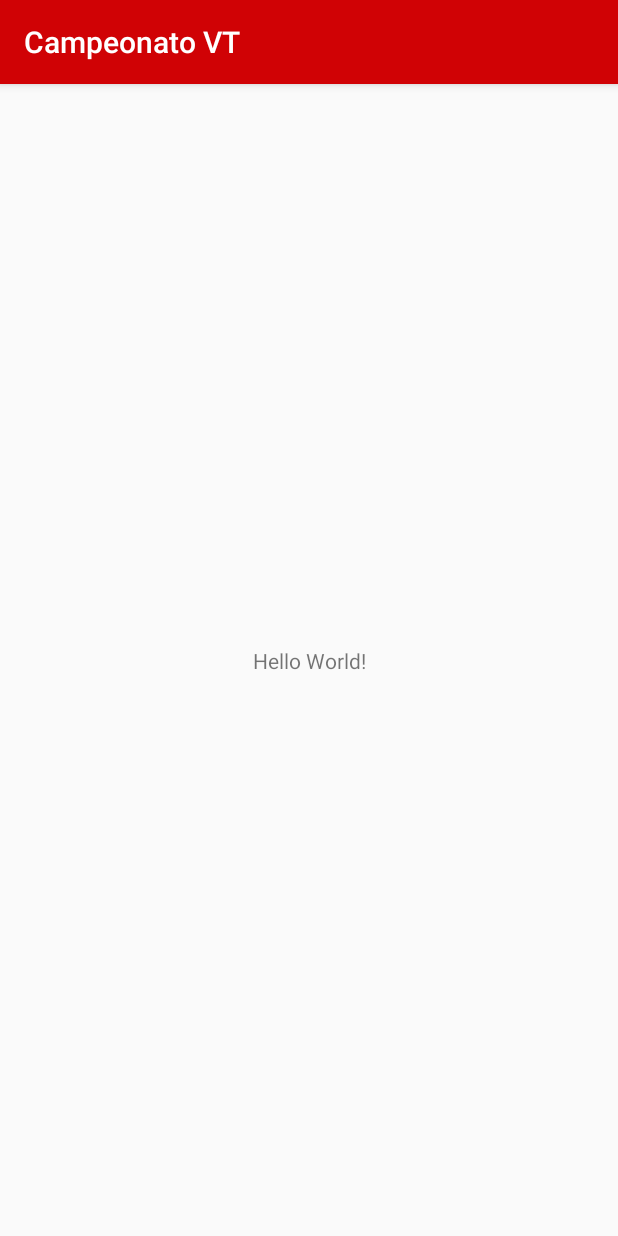
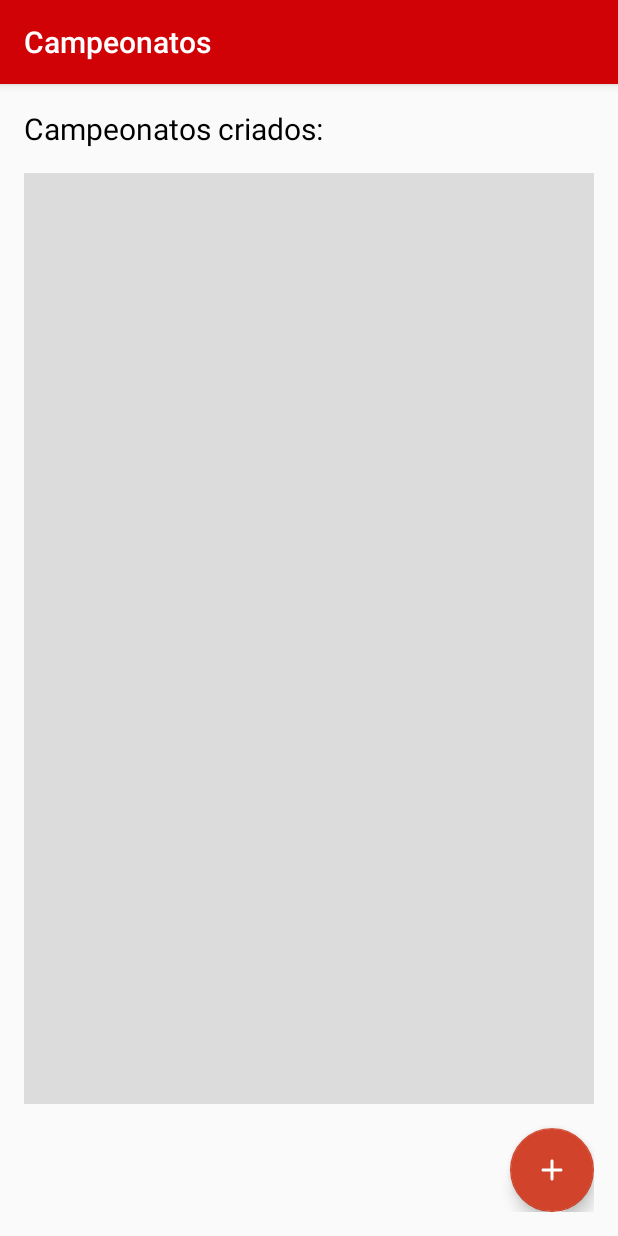
Before and after one commit to BrConsani/CampeonatosVT, an Android app: the screen it shows after launch (DashboardActivity), on a phone screen of 412 x 824 dp. Run offline under Robolectric (Android 15) with nearby library versions, the phone set to English and light mode, and no system bars.

Commit message:
Created Championships layout

```diff
--- a/app/build.gradle
+++ b/app/build.gradle
@@ -25,4 +25,5 @@ dependencies {
     testImplementation 'junit:junit:4.12'
     androidTestImplementation 'com.android.support.test:runner:1.0.2'
     androidTestImplementation 'com.android.support.test.espresso:espresso-core:3.0.2'
+    implementation 'com.android.support:design:28.0.0'
 }
--- a/app/src/main/AndroidManifest.xml
+++ b/app/src/main/AndroidManifest.xml
@@ -3,16 +3,17 @@
     package="br.com.beirario.campeonatovt">
 
     <application
-        android:allowBackup="true"
         android:icon="@mipmap/ic_launcher"
         android:label="@string/app_name"
         android:roundIcon="@mipmap/ic_launcher_round"
         android:supportsRtl="true"
-        android:theme="@style/AppTheme">
-        <activity android:name="activities.DashboardActivity">
+        android:theme="@style/AppTheme"
+        android:allowBackup="false">
+        <activity android:name="activities.DashboardActivity"
+            android:label="@string/title_championships">
             <intent-filter>
                 <action android:name="android.intent.action.MAIN" />
-
+                <action android:name="android.intent.action.VIEW" />
                 <category android:name="android.intent.category.LAUNCHER" />
             </intent-filter>
         </activity>
--- /dev/null
+++ b/app/src/main/res/drawable/fab_red_background.xml
@@ -0,0 +1,9 @@
+<?xml version="1.0" encoding="utf-8"?>
+<selector xmlns:android="http://schemas.android.com/apk/res/android">
+    <item>
+        <shape android:shape="oval">
+            <solid android:color="@color/colorPrimary"/>
+            <size android:width="56dp" android:height="56dp"/>
+        </shape>
+    </item>
+</selector>
--- a/app/src/main/res/layout/activity_dashboard.xml
+++ b/app/src/main/res/layout/activity_dashboard.xml
@@ -1,18 +1,42 @@
 <?xml version="1.0" encoding="utf-8"?>
-<android.support.constraint.ConstraintLayout xmlns:android="http://schemas.android.com/apk/res/android"
+<android.support.constraint.ConstraintLayout
+    xmlns:android="http://schemas.android.com/apk/res/android"
     xmlns:app="http://schemas.android.com/apk/res-auto"
     xmlns:tools="http://schemas.android.com/tools"
     android:layout_width="match_parent"
     android:layout_height="match_parent"
-    tools:context="activities.DashboardActivity">
+    tools:context="activities.DashboardActivity"
+    android:padding="16dp">
 
     <TextView
+        android:id="@+id/textView"
         android:layout_width="wrap_content"
         android:layout_height="wrap_content"
-        android:text="Hello World!"
+        app:layout_constraintStart_toStartOf="parent"
+        app:layout_constraintTop_toTopOf="parent"
+        style="@style/AppTheme.TextView.Title"
+        android:text="@string/txt_campeonatos_criados"/>
+
+    <android.support.v7.widget.RecyclerView
+        android:id="@+id/list"
+        android:layout_width="match_parent"
+        android:layout_height="0dp"
+        android:layout_marginTop="16dp"
+        android:layout_marginBottom="16dp"
+        android:background="@color/list_view_background"
+        android:listSelector="@color/colorSelectionGrey"
+        app:layout_constraintBottom_toTopOf="@+id/fab_add"
+        app:layout_constraintTop_toBottomOf="@+id/textView" />
+
+    <android.support.design.widget.FloatingActionButton
+        android:id="@+id/fab_add"
+        android:layout_width="56dp"
+        android:layout_height="56dp"
+        android:src="@drawable/ic_add"
+        android:tint="@android:color/white"
+        android:background="@drawable/fab_red_background"
         app:layout_constraintBottom_toBottomOf="parent"
-        app:layout_constraintLeft_toLeftOf="parent"
-        app:layout_constraintRight_toRightOf="parent"
-        app:layout_constraintTop_toTopOf="parent" />
+        app:layout_constraintEnd_toEndOf="parent"
+        android:elevation="6dp"/>
 
 </android.support.constraint.ConstraintLayout>
--- a/app/src/main/res/values/colors.xml
+++ b/app/src/main/res/values/colors.xml
@@ -5,4 +5,5 @@
     <color name="colorAccent">#d1432b</color>
     <color name="colorGrey">#424242</color>
     <color name="colorSelectionGrey">#f5f5f5</color>
+    <color name="list_view_background">#1F000000</color>
 </resources>
--- a/app/src/main/res/values/strings.xml
+++ b/app/src/main/res/values/strings.xml
@@ -1,3 +1,5 @@
 <resources>
     <string name="app_name">Campeonato VT</string>
+    <string name="txt_campeonatos_criados">Campeonatos criados:</string>
+    <string name="title_championships">Campeonatos</string>
 </resources>
--- a/app/src/main/res/values/styles.xml
+++ b/app/src/main/res/values/styles.xml
@@ -8,4 +8,12 @@
         <item name="colorAccent">@color/colorAccent</item>
     </style>
 
+    <style name="AppTheme.TextView">
+        <item name="android:textColor">@android:color/black</item>
+    </style>
+
+    <style name="AppTheme.TextView.Title" parent="AppTheme.TextView">
+        <item name="android:textSize">20sp</item>
+    </style>
+
 </resources>
```
Also changed, not shown: 1 other file.
